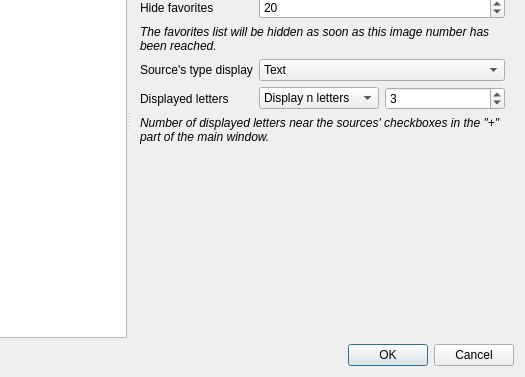
Old version of the form gui/src/settings/optionswindow.ui in the repository Bionus/imgbrd-grabber; both pictures show x 141 to 666 and y 109 to 486 of the 666 by 486 pixel window.
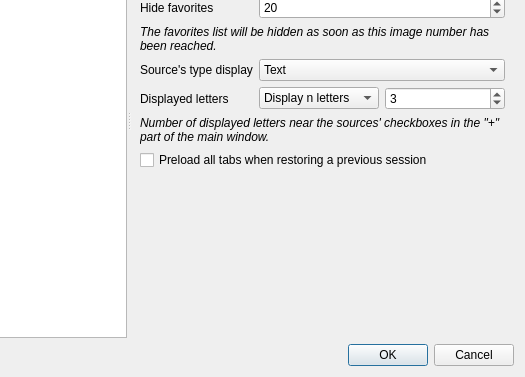
New version of the form. The open tabs and pages were chosen to show the change. Icons and pictures are not drawn.

Commit message: Add setting to not preload all tabs at startup (fix #1050)

What changed in the file:
```diff
--- a/gui/src/settings/optionswindow.ui
+++ b/gui/src/settings/optionswindow.ui
@@ -1677,6 +1677,13 @@
           </property>
          </widget>
         </item>
+        <item row="8" column="0" colspan="2">
+         <widget class="QCheckBox" name="checkPreloadAllTabs">
+          <property name="text">
+           <string>Preload all tabs when restoring a previous session</string>
+          </property>
+         </widget>
+        </item>
        </layout>
       </widget>
       <widget class="QWidget" name="pageInterfaceSearchResults">
```
The commit also changes 12 other files.
